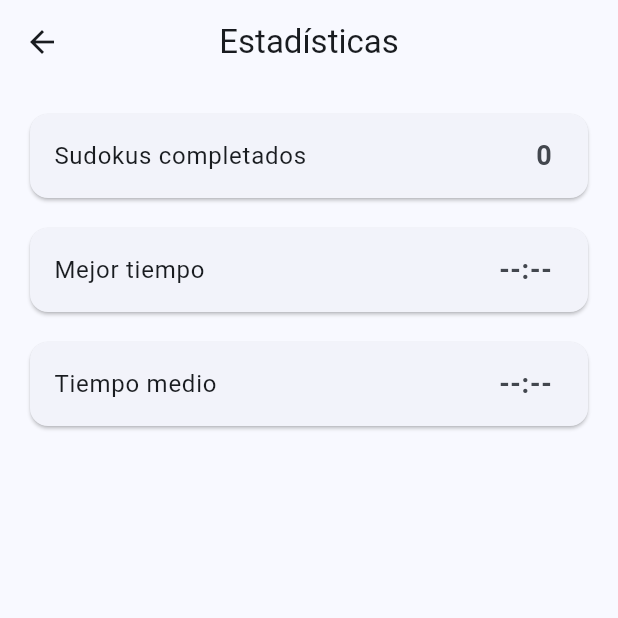
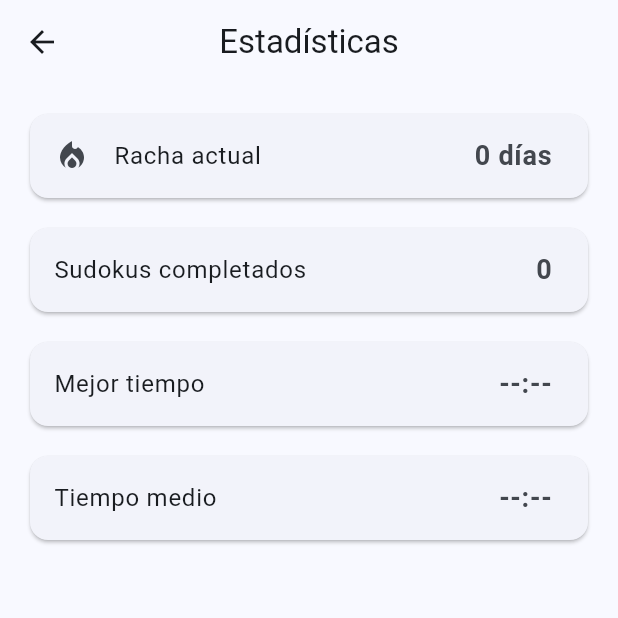
Before and after one commit to Maci050/sudoku_mobile, a Flutter app: the screen it shows after launch, item 4 of the bottom bar chosen, on a phone screen of 412 x 824 dp, the top half of it. Run offline on Flutter 3.47's test engine with Material 3 defaults, Android fonts, the phone set to English and light mode, and no system bars; our stand-ins replace flutter_riverpod, hive, hive_flutter, vibration; accounts and stored records are empty.

Commit message:
feat: sistema de racha de dias implementado

```diff
--- a/lib/features/game/presentation/controllers/game_controller.dart
+++ b/lib/features/game/presentation/controllers/game_controller.dart
@@ -8,6 +8,7 @@ import '../../domain/game_board.dart';
 import '../../../history/data/history_storage.dart';
 import '../../../history/domain/completed_game.dart';
 import '../../../daily_challenge/data/daily_challenge_storage.dart';
+
 
 final gameControllerProvider =
     StateNotifierProvider<GameController, GameBoard>((ref) {
--- a/lib/features/stats/presentation/stats_page.dart
+++ b/lib/features/stats/presentation/stats_page.dart
@@ -1,5 +1,6 @@
 import 'package:flutter/material.dart';
 import '../../history/data/history_storage.dart';
+import '../../streak/data/streak_storage.dart';
 
 class StatsPage extends StatelessWidget {
   const StatsPage({super.key});
@@ -13,6 +14,7 @@ class StatsPage extends StatelessWidget {
   @override
   Widget build(BuildContext context) {
     final history = HistoryStorage().loadHistory();
+    final streak = StreakStorage().getCurrentStreak();
 
     final totalGames = history.length;
 
@@ -25,10 +27,9 @@ class StatsPage extends StatelessWidget {
           .reduce((a, b) => a.inSeconds < b.inSeconds ? a : b);
 
       averageTime = Duration(
-        seconds: history
-                .map((e) => e.time.inSeconds)
-                .reduce((a, b) => a + b) ~/
-            history.length,
+        seconds:
+            history.map((e) => e.time.inSeconds).reduce((a, b) => a + b) ~/
+                history.length,
       );
     }
 
@@ -40,6 +41,20 @@ class StatsPage extends StatelessWidget {
       body: ListView(
         padding: const EdgeInsets.all(16),
         children: [
+          Card(
+            child: ListTile(
+              leading: const Icon(Icons.local_fire_department),
+              title: const Text('Racha actual'),
+              trailing: Text(
+                '$streak días',
+                style: const TextStyle(
+                  fontWeight: FontWeight.bold,
+                  fontSize: 18,
+                ),
+              ),
+            ),
+          ),
+          const SizedBox(height: 12),
           _StatCard(
             title: 'Sudokus completados',
             value: '$totalGames',
--- /dev/null
+++ b/lib/features/streak/data/streak_storage.dart
@@ -0,0 +1,27 @@
+import 'package:hive_flutter/hive_flutter.dart';
+
+class StreakStorage {
+  static const _boxName = 'sudokuBox';
+
+  int getCurrentStreak() {
+    final box = Hive.box(_boxName);
+    return box.get('streak', defaultValue: 0);
+  }
+
+  DateTime? getLastPlayedDate() {
+    final box = Hive.box(_boxName);
+    final value = box.get('lastPlayedDate');
+    if (value == null) return null;
+    return DateTime.parse(value);
+  }
+
+  Future<void> saveStreak(int streak) async {
+    final box = Hive.box(_boxName);
+    await box.put('streak', streak);
+  }
+
+  Future<void> saveLastPlayed(DateTime date) async {
+    final box = Hive.box(_boxName);
+    await box.put('lastPlayedDate', date.toIso8601String());
+  }
+}
```
Also changed, not shown: lib/features/game/presentation/pages/game_result_page.dart (+17 -0 lines), lib/features/streak/domain/streak_service.dart (added, +33 -0 lines).
